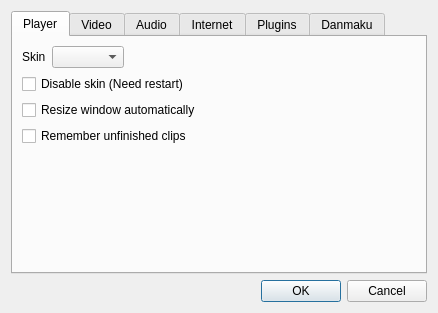
Before: the Qt Designer form src/settingsdialog.ui in coslyk/moonplayer, drawn with Qt 5.
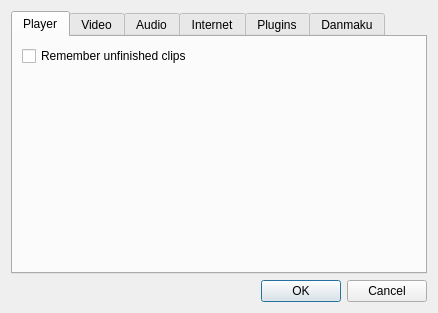
After: the same form once the commit is applied.

Commit message: [new ui] remove obsolete settings

The edit to the form file:
```diff
--- a/src/settingsdialog.ui
+++ b/src/settingsdialog.ui
@@ -30,31 +30,7 @@
        <property name="fieldGrowthPolicy">
         <enum>QFormLayout::ExpandingFieldsGrow</enum>
        </property>
-       <item row="2" column="0">
-        <widget class="QLabel" name="skinLabel">
-         <property name="text">
-          <string>Skin</string>
-         </property>
-        </widget>
-       </item>
-       <item row="2" column="1">
-        <widget class="QComboBox" name="skinComboBox"/>
-       </item>
-       <item row="4" column="0" colspan="2">
-        <widget class="QCheckBox" name="disableSkinCheckBox">
-         <property name="text">
-          <string>Disable skin (Need restart)</string>
-         </property>
-        </widget>
-       </item>
-       <item row="5" column="0" colspan="2">
-        <widget class="QCheckBox" name="resizeCheckBox">
-         <property name="text">
-          <string>Resize window automatically</string>
-         </property>
-        </widget>
-       </item>
-       <item row="6" column="0" colspan="2">
+       <item row="3" column="0" colspan="2">
         <widget class="QCheckBox" name="rememberCheckBox">
          <property name="text">
           <string>Remember unfinished clips</string>
```
The commit also changes 3 other files.
